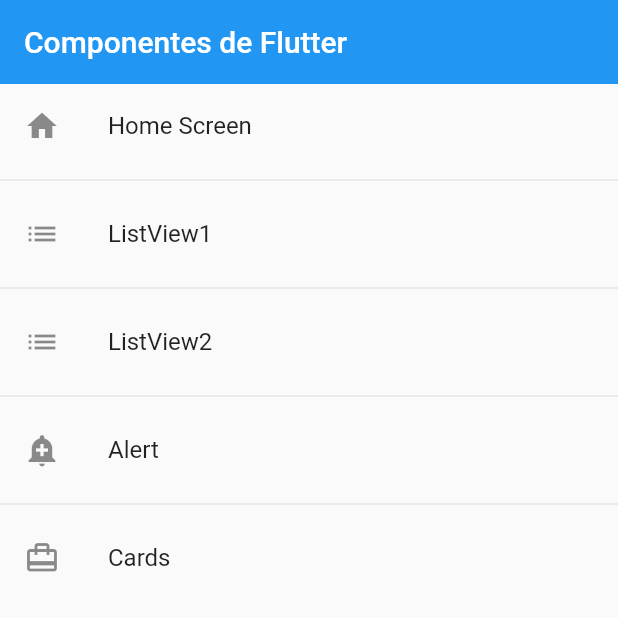
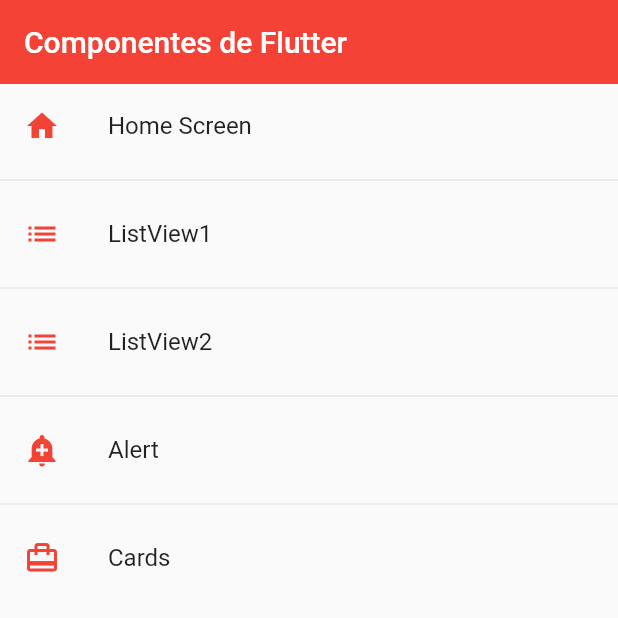
Before and after one commit to Diego-Luna/Flutter-proyects, a Flutter app: the screen it shows after launch, on a phone screen of 412 x 824 dp, the top half of it. Run offline on Flutter 3.47's test engine with Material 2 defaults, Android fonts, the phone set to English and light mode, and no system bars.

Commit message:
thema global

```diff
--- a/fl_components_app/lib/main.dart
+++ b/fl_components_app/lib/main.dart
@@ -1,4 +1,5 @@
 import 'package:flutter/material.dart';
+import 'package:fl_components_app/themes/app_theme.dart';
 import 'package:fl_components_app/screens/screens.dart';
 import 'package:fl_components_app/router/app_routes.dart';
 
@@ -17,7 +18,8 @@ class MyApp extends StatelessWidget {
       title: 'Flutter Components',
       initialRoute: AppRoutes.initialRoute,
       routes: AppRoutes.getAppRoutes(),
-      onGenerateRoute: (settings) => AppRoutes.onGenerateRoute(settings)
+      onGenerateRoute: (settings) => AppRoutes.onGenerateRoute(settings),
+      theme: AppTheme.lightTheme,
     );
   }
 }
--- a/fl_components_app/lib/screens/home_screen.dart
+++ b/fl_components_app/lib/screens/home_screen.dart
@@ -1,3 +1,4 @@
+import 'package:fl_components_app/themes/app_theme.dart';
 import 'package:flutter/material.dart';
 import 'package:fl_components_app/router/app_routes.dart';
 
@@ -9,12 +10,14 @@ class HomeScreen extends StatelessWidget {
     return Scaffold(
       appBar: AppBar(
         title: const Text("Componentes de Flutter"),
-        elevation: 0,
       ),
       body: ListView.separated(
         itemBuilder: (context, index) => ListTile(
           title: Text(AppRoutes.menuOptions[index].name),
-          leading: Icon(AppRoutes.menuOptions[index].icon),
+          leading: Icon(
+            AppRoutes.menuOptions[index].icon,
+            color: AppTheme.prymary,
+          ),
           onTap: () {
             //Opcion larga pero nos permite tener mas control en la animaciones
             //final route = MaterialPageRoute(
--- /dev/null
+++ b/fl_components_app/lib/themes/app_theme.dart
@@ -0,0 +1,28 @@
+
+import 'package:flutter/material.dart';
+
+class AppTheme {
+
+  static const Color prymary = Colors.red;
+
+  static final ThemeData lightTheme =  ThemeData.light().copyWith(
+    // Color primario
+    primaryColor: Colors.red,
+
+    // appBar theme
+    appBarTheme: const AppBarTheme(
+      color: prymary,
+      elevation: 0,
+    ),
+  );
+  static final ThemeData darkTheme =  ThemeData.dark().copyWith(
+    // Color primario
+    primaryColor: Colors.indigo,
+
+    // appBar theme
+    appBarTheme: const AppBarTheme(
+      color: prymary,
+      elevation: 0,
+    ),
+  );
+}
```
Also changed, not shown: fl_components_app/lib/screens/listview1_screen.dart (+3 -9 lines), fl_components_app/lib/screens/listview2_screen.dart (+3 -11 lines).
